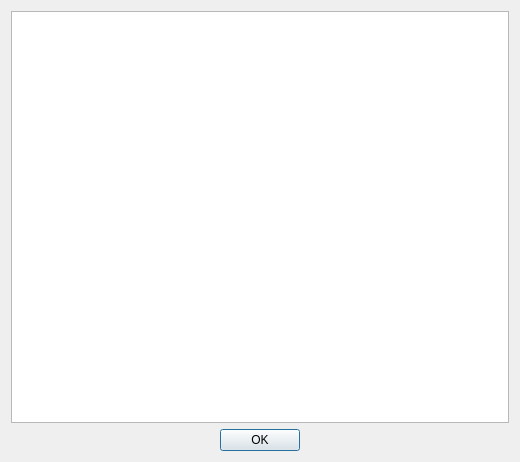
Qt form resources/licenses.ui (shotgunsoftware/tk-desktop) before a commit.
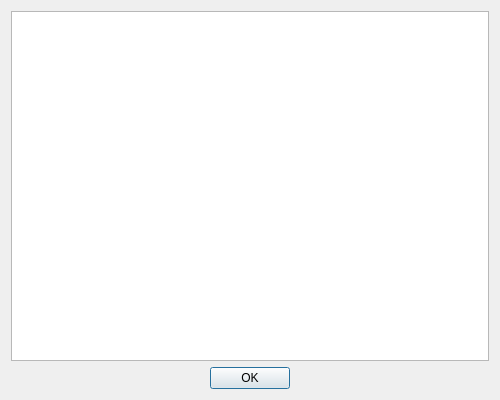
The same form after that commit.

What changed in the file:
```diff
--- a/resources/licenses.ui
+++ b/resources/licenses.ui
@@ -6,10 +6,16 @@
    <rect>
     <x>0</x>
     <y>0</y>
-    <width>520</width>
-    <height>462</height>
+    <width>500</width>
+    <height>400</height>
    </rect>
   </property>
+  <property name="minimumSize">
+   <size>
+    <width>500</width>
+    <height>400</height>
+   </size>
+  </property>
   <property name="windowTitle">
    <string>Licenses</string>
   </property>
```
